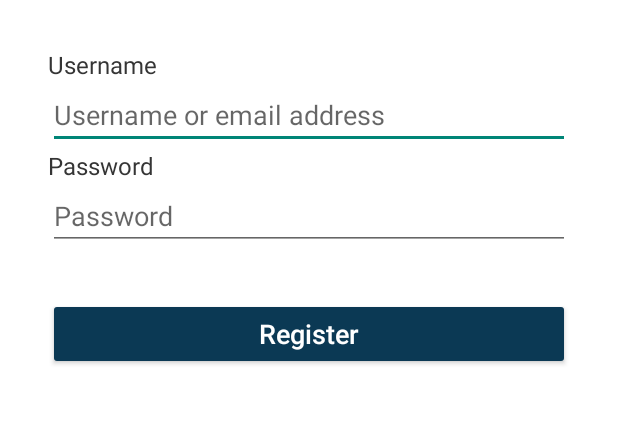
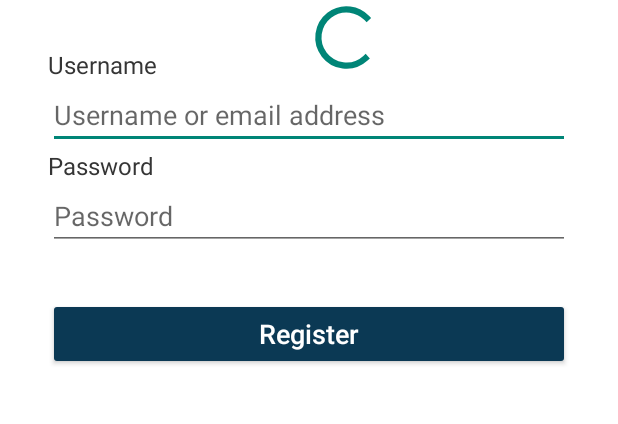
Before and after one commit to bounswe/bounswe2020group5, an Android app: the layout fragment_register.xml on its own in the app's theme, with its tools: preview values and no code run, on a phone screen of 412 x 824 dp, the part 372-796 px from its top. Run offline under Robolectric (Android 15) with nearby library versions, the phone set to English and light mode, and no system bars.

Commit message:
mobile- navigation handled

```diff
--- a/app/mobile/BuPazar/app/build.gradle
+++ b/app/mobile/BuPazar/app/build.gradle
@@ -1,6 +1,7 @@
 plugins {
     id 'com.android.application'
     id 'kotlin-android'
+    id 'kotlin-android-extensions'
 }
 
 android {
@@ -40,6 +41,8 @@ dependencies {
     implementation 'com.google.android.material:material:1.2.1'
     implementation 'androidx.constraintlayout:constraintlayout:2.0.4'
     implementation 'androidx.legacy:legacy-support-v4:1.0.0'
+    implementation 'androidx.lifecycle:lifecycle-livedata-ktx:2.2.0'
+    implementation 'androidx.lifecycle:lifecycle-viewmodel-ktx:2.2.0'
     testImplementation 'junit:junit:4.+'
     androidTestImplementation 'androidx.test.ext:junit:1.1.2'
     androidTestImplementation 'androidx.test.espresso:espresso-core:3.3.0'
--- a/app/mobile/BuPazar/app/src/main/res/layout/fragment_register.xml
+++ b/app/mobile/BuPazar/app/src/main/res/layout/fragment_register.xml
@@ -5,7 +5,7 @@
     android:layout_width="match_parent"
     android:layout_height="match_parent"
     android:background="@color/white"
-    tools:context=".page.activity.login.LoginActivity">
+    tools:context=".page.activity.login.RegisterActivity">
 
     <ImageView
         android:id="@+id/logo"
@@ -15,16 +15,16 @@
         android:src="@drawable/bupazar_logo"
         app:layout_constraintEnd_toEndOf="parent"
         app:layout_constraintStart_toStartOf="parent"
-        app:layout_constraintTop_toTopOf="parent"
-        />
+        app:layout_constraintTop_toTopOf="parent" />
+
     <TextView
         android:id="@+id/usernameTextView"
         style="@style/TextLabelDefault"
         android:layout_width="wrap_content"
         android:layout_height="wrap_content"
-        android:layout_marginTop="32dp"
         android:layout_marginStart="32dp"
         android:layout_marginLeft="32dp"
+        android:layout_marginTop="32dp"
         android:text="@string/username"
         app:layout_constraintStart_toStartOf="parent"
         app:layout_constraintTop_toBottomOf="@+id/logo" />
@@ -74,7 +74,6 @@
 
     <Button
         android:id="@+id/buttonRegister"
-        android:backgroundTint="@color/secondary_blue"
         style="@style/ButtonPrimary"
         android:layout_width="match_parent"
         android:layout_height="wrap_content"
@@ -83,9 +82,26 @@
         android:layout_marginTop="32dp"
         android:layout_marginEnd="32dp"
         android:layout_marginRight="32dp"
+        android:backgroundTint="@color/secondary_blue"
         android:text="@string/register"
         app:layout_constraintEnd_toEndOf="parent"
         app:layout_constraintStart_toStartOf="parent"
         app:layout_constraintTop_toBottomOf="@+id/passwordEditTextView" />
 
+    <ProgressBar
+        android:id="@+id/progress_Bar"
+        style="?android:attr/progressBarStyle"
+        android:layout_width="200dp"
+        android:layout_height="wrap_content"
+        android:layout_marginStart="131dp"
+        android:layout_marginTop="248dp"
+        android:indeterminate="true"
+        android:max="100"
+        android:minWidth="200dp"
+        android:minHeight="50dp"
+        android:progress="0"
+        app:layout_constraintStart_toStartOf="parent"
+        app:layout_constraintTop_toTopOf="parent" />
+
+
 </androidx.constraintlayout.widget.ConstraintLayout>
```
Also changed, not shown: app/mobile/BuPazar/app/src/main/AndroidManifest.xml (+8 -9 lines), app/mobile/BuPazar/app/src/main/java/com/example/bupazar/page/activity/home/HomepageActivity.kt (added, +13 -0 lines), app/mobile/BuPazar/app/src/main/java/com/example/bupazar/page/activity/login/LoginActivity.kt (+12 -3 lines), app/mobile/BuPazar/app/src/main/java/com/example/bupazar/page/activity/login/RegisterActivity.kt (added, +26 -0 lines), app/mobile/BuPazar/app/src/main/res/layout/homepage_activity.xml (added, +8 -0 lines).
